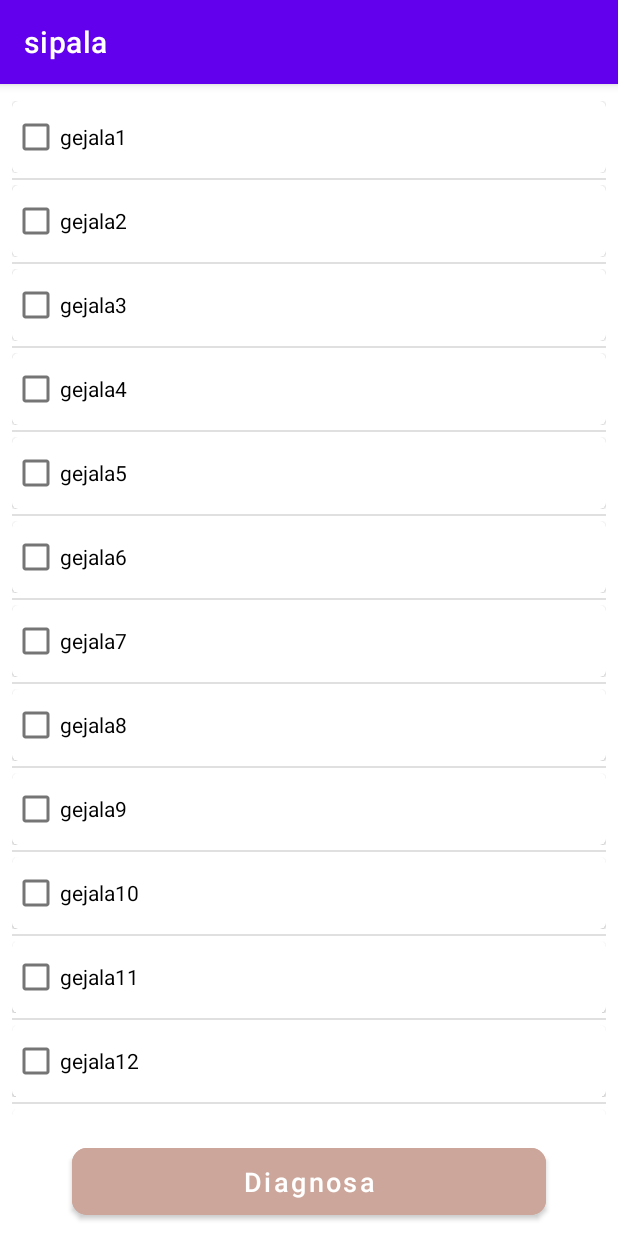
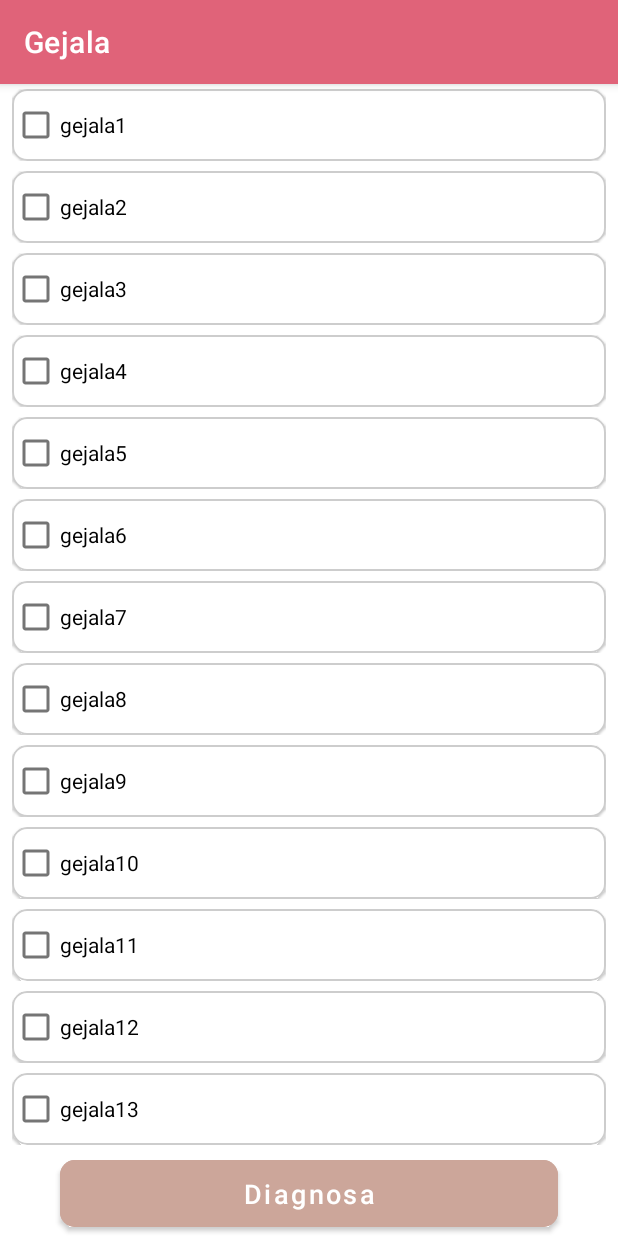
Before and after one commit to nabilqois/Sipala, an Android app: the screen it shows after launch (DiagnosaActivity), after a tap on "Get Started", on a phone screen of 412 x 824 dp. Run offline under Robolectric (Android 15) with nearby library versions, the phone set to English and light mode, and no system bars.

Commit message:
fixing layout design

```diff
--- a/app/src/main/java/com/nabil/sipala/DiagnosaActivity.kt
+++ b/app/src/main/java/com/nabil/sipala/DiagnosaActivity.kt
@@ -1,6 +1,7 @@
 package com.nabil.sipala
 
 import android.content.Intent
+import android.graphics.BlendMode
 import androidx.appcompat.app.AppCompatActivity
 import android.os.Bundle
 import android.util.Log
@@ -8,6 +9,7 @@ import android.widget.Toast
 import androidx.recyclerview.widget.DividerItemDecoration
 import androidx.recyclerview.widget.LinearLayoutManager
 import androidx.recyclerview.widget.RecyclerView
+import com.google.android.material.shape.MaterialShapeDrawable
 import com.nabil.sipala.databinding.ActivityDiagnosaBinding
 
 class DiagnosaActivity : AppCompatActivity() {
@@ -17,6 +19,8 @@ class DiagnosaActivity : AppCompatActivity() {
         super.onCreate(savedInstanceState)
         binding = ActivityDiagnosaBinding.inflate(layoutInflater)
         setContentView(binding.root)
+
+//        binding.appbar. = MaterialShapeDrawable.createWithElevationOverlay(this);
 
         val diagnosaAdapter = DiagonsaAdapter(ListGejala.all)
         val linearLayoutManager = LinearLayoutManager(this)
@@ -41,6 +45,6 @@ class DiagnosaActivity : AppCompatActivity() {
             startActivity(toHasil)
         }
 
-        binding.rvDiagnosa.addItemDecoration(DividerItemDecoration(this,DividerItemDecoration.VERTICAL))
+//        binding.rvDiagnosa.addItemDecoration(DividerItemDecoration(this,DividerItemDecoration.VERTICAL))
     }
 }
--- a/app/src/main/java/com/nabil/sipala/ListGejala.kt
+++ b/app/src/main/java/com/nabil/sipala/ListGejala.kt
@@ -14,10 +14,17 @@ object ListGejala {
     val g11 : Gejala = Gejala("G11", "gejala11")
     val g12 : Gejala = Gejala("G12", "gejala12")
     val g13 : Gejala = Gejala("G13", "gejala13")
+    val g14 : Gejala = Gejala("G14", "gejala14")
+    val g15 : Gejala = Gejala("G15", "gejala15")
+    val g16 : Gejala = Gejala("G16", "gejala16")
+    val g17 : Gejala = Gejala("G17", "gejala17")
+    val g18 : Gejala = Gejala("G18", "gejala18")
+    val g19 : Gejala = Gejala("G19", "gejala19")
+    val g20 : Gejala = Gejala("G20", "gejala20")
 
 
 
     val all: ArrayList<Gejala> = arrayListOf(
-        g1, g2, g3, g4, g5, g6, g7, g8, g9, g10, g11, g12, g13
+        g1, g2, g3, g4, g5, g6, g7, g8, g9, g10, g11, g12, g13, g14, g15, g16, g17, g18, g19, g20
     )
 }
--- a/app/src/main/res/layout/activity_diagnosa.xml
+++ b/app/src/main/res/layout/activity_diagnosa.xml
@@ -4,24 +4,45 @@
     xmlns:tools="http://schemas.android.com/tools"
     android:layout_width="match_parent"
     android:layout_height="match_parent"
-    android:padding="8dp"
     tools:context=".DiagnosaActivity">
+
+    <com.google.android.material.appbar.AppBarLayout
+        android:id="@+id/appbarlayout"
+        android:layout_width="match_parent"
+        android:layout_height="wrap_content"
+        android:backgroundTint="@color/pink_rose"
+        app:statusBarForeground="@color/pink_rose"
+        app:layout_constraintTop_toTopOf="parent"
+        app:layout_constraintStart_toStartOf="parent"
+        app:layout_constraintEnd_toEndOf="parent">
+
+        <com.google.android.material.appbar.MaterialToolbar
+            android:id="@+id/toolbar"
+            android:foregroundTint="@color/black"
+            android:layout_width="match_parent"
+            android:layout_height="?attr/actionBarSize"
+            app:title="@string/gejala"
+            app:titleTextColor="@color/white"/>
+
+
+    </com.google.android.material.appbar.AppBarLayout>
 
     <androidx.recyclerview.widget.RecyclerView
         android:id="@+id/rv_diagnosa"
         android:layout_width="match_parent"
         android:layout_height="0dp"
-        tools:listitem="@layout/row_gejala"
-        app:layout_constraintTop_toTopOf="parent"
+        android:layout_marginStart="8dp"
+        android:layout_marginEnd="8dp"
+        app:layout_constraintBottom_toTopOf="@id/btn_diagnosa"
         app:layout_constraintEnd_toEndOf="parent"
+        app:layout_constraintHorizontal_bias="1.0"
         app:layout_constraintStart_toStartOf="parent"
-        app:layout_constraintBottom_toTopOf="@id/btn_diagnosa"
-        />
+        app:layout_constraintTop_toBottomOf="@id/appbarlayout"
+        tools:listitem="@layout/row_gejala" />
 
     <com.google.android.material.button.MaterialButton
         android:id="@+id/btn_diagnosa"
         style="@style/Button"
-        android:layout_marginTop="8dp"
         android:text="Diagnosa"
         android:textAllCaps="false"
         app:layout_constraintTop_toBottomOf="@id/rv_diagnosa"
--- a/app/src/main/res/layout/row_gejala.xml
+++ b/app/src/main/res/layout/row_gejala.xml
@@ -11,6 +11,10 @@
         android:id="@+id/card_diagnosa_gejala"
         android:layout_width="match_parent"
         android:layout_height="wrap_content"
+        style="?attr/materialCardViewElevatedStyle"
+        app:strokeWidth="1dp"
+        app:strokeColor="@color/grey"
+        app:cardCornerRadius="10dp"
         app:layout_constraintTop_toTopOf="parent"
         app:layout_constraintStart_toStartOf="parent"
         app:layout_constraintEnd_toEndOf="parent"
--- a/app/src/main/res/values/colors.xml
+++ b/app/src/main/res/values/colors.xml
@@ -6,7 +6,9 @@
     <color name="teal_200">#FF03DAC5</color>
     <color name="teal_700">#FF018786</color>
     <color name="black">#FF000000</color>
+    <color name="grey">#32000000</color>
     <color name="white">#FFFFFFFF</color>
 
     <color name="choco_red">#FFB06161</color>
+    <color name="pink_rose">#FFE06379</color>
 </resources>
--- a/app/src/main/res/values/strings.xml
+++ b/app/src/main/res/values/strings.xml
@@ -5,4 +5,6 @@
     <string name="logo_sipala">Logo Sipala</string>
     <string name="sign_in">Sign In</string>
     <string name="back_home"><u>Back Home</u></string>
+    <string name="gejala">Gejala</string>
+    <string name="hasil">Hasil</string>
 </resources>
--- a/app/src/main/res/values/themes.xml
+++ b/app/src/main/res/values/themes.xml
@@ -1,6 +1,6 @@
 <resources xmlns:tools="http://schemas.android.com/tools">
     <!-- Base application theme. -->
-    <style name="Theme.Sipala" parent="Theme.MaterialComponents.DayNight.DarkActionBar">
+    <style name="Theme.Sipala" parent="Theme.MaterialComponents.DayNight.NoActionBar">
         <!-- Primary brand color. -->
         <item name="colorPrimary">@color/purple_500</item>
         <item name="colorPrimaryVariant">@color/purple_700</item>
```
Also changed, not shown: app/src/main/res/layout/activity_hasil.xml (+33 -6 lines).
